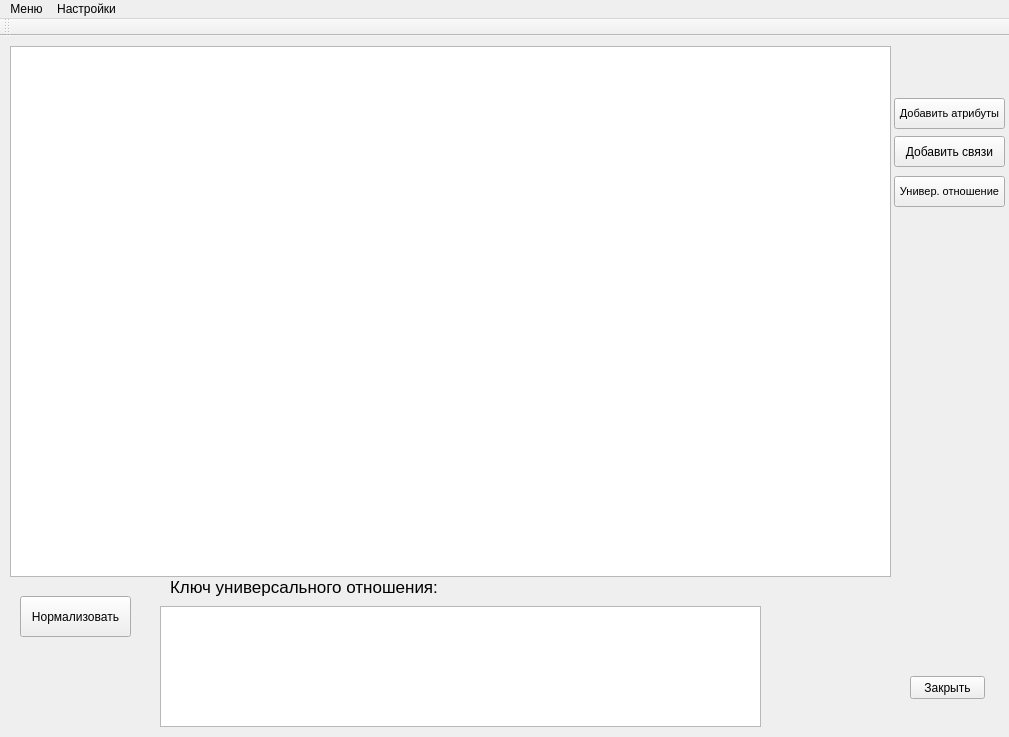
The window that mainwindow.ui (ButtNaked/DBprom2) describes before a commit, drawn with Qt 5.
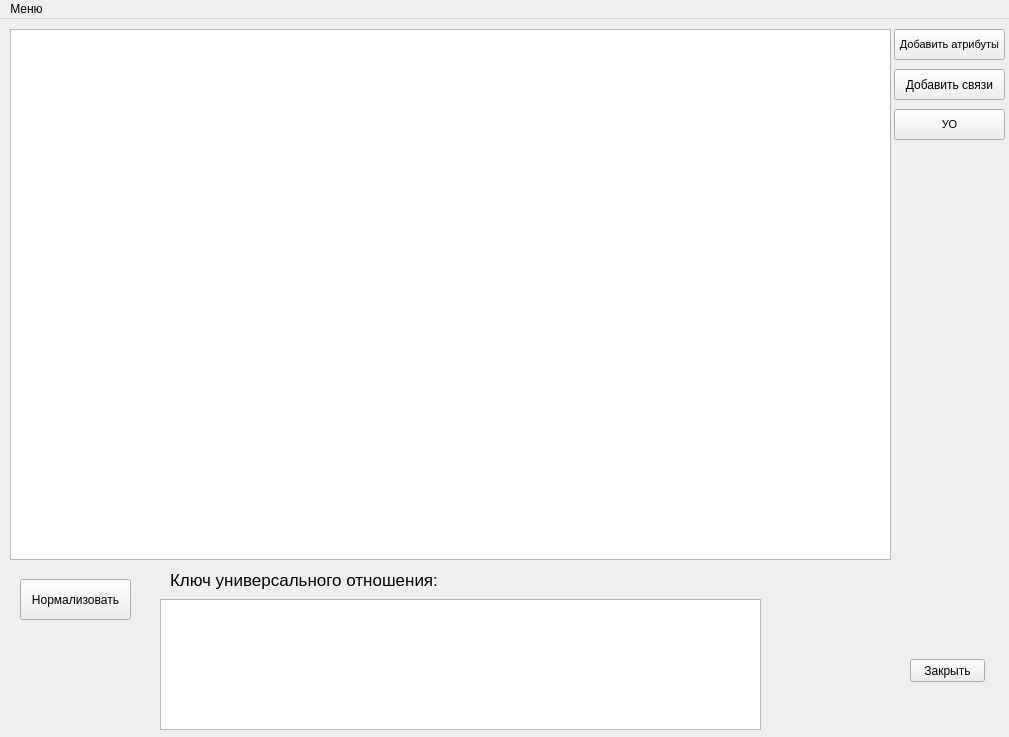
The same window after the commit.

What changed in the file:
```diff
--- a/mainwindow.ui
+++ b/mainwindow.ui
@@ -10,6 +10,18 @@
     <height>737</height>
    </rect>
   </property>
+  <property name="minimumSize">
+   <size>
+    <width>1009</width>
+    <height>737</height>
+   </size>
+  </property>
+  <property name="maximumSize">
+   <size>
+    <width>1009</width>
+    <height>737</height>
+   </size>
+  </property>
   <property name="windowTitle">
    <string>MainWindow</string>
   </property>
@@ -18,7 +30,7 @@
     <property name="geometry">
      <rect>
       <x>894</x>
-      <y>62</y>
+      <y>10</y>
       <width>111</width>
       <height>31</height>
      </rect>
@@ -36,7 +48,7 @@
     <property name="geometry">
      <rect>
       <x>894</x>
-      <y>100</y>
+      <y>50</y>
       <width>111</width>
       <height>31</height>
      </rect>
@@ -75,9 +87,9 @@
     <property name="geometry">
      <rect>
       <x>160</x>
-      <y>570</y>
+      <y>580</y>
       <width>601</width>
-      <height>121</height>
+      <height>131</height>
      </rect>
     </property>
     <property name="font">
@@ -100,7 +112,7 @@
     <property name="geometry">
      <rect>
       <x>894</x>
-      <y>140</y>
+      <y>90</y>
       <width>111</width>
       <height>31</height>
      </rect>
@@ -111,14 +123,14 @@
      </font>
     </property>
     <property name="text">
-     <string>Универ. отношение</string>
+     <string>УО</string>
     </property>
    </widget>
    <widget class="QLabel" name="masterKeyLabel">
     <property name="geometry">
      <rect>
       <x>170</x>
-      <y>540</y>
+      <y>550</y>
       <width>831</width>
       <height>21</height>
      </rect>
@@ -154,29 +166,7 @@
     <addaction name="actionAbout"/>
     <addaction name="actionExit"/>
    </widget>
-   <widget class="QMenu" name="menuOptions">
-    <property name="title">
-     <string>Настройки</string>
-    </property>
-    <widget class="QMenu" name="menuLanguage">
-     <property name="title">
-      <string>Язык</string>
-     </property>
-     <addaction name="actionEnglish"/>
-     <addaction name="actionRussian"/>
-    </widget>
-    <addaction name="menuLanguage"/>
-   </widget>
    <addaction name="menuMenu"/>
-   <addaction name="menuOptions"/>
-  </widget>
-  <widget class="QToolBar" name="mainToolBar">
-   <attribute name="toolBarArea">
-    <enum>TopToolBarArea</enum>
-   </attribute>
-   <attribute name="toolBarBreak">
-    <bool>false</bool>
-   </attribute>
   </widget>
   <action name="actionSave_File">
    <property name="text">
```
Left out of the diff: 12 changed lines with no effect on the pictures.
